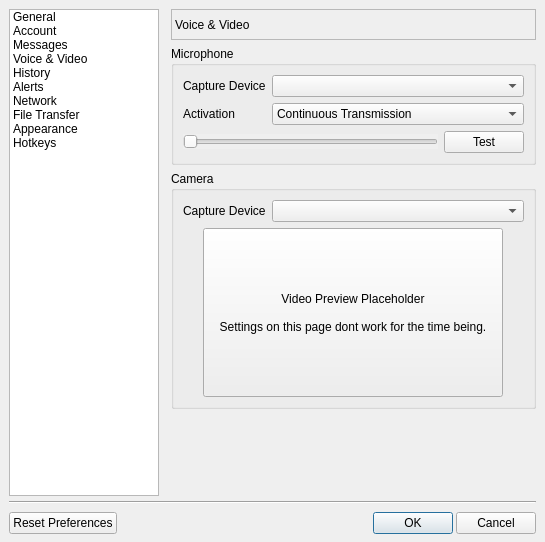
Before: the Qt Designer form sources/aformsettings.ui in murtisoft/lnmsgr, drawn with Qt 5.
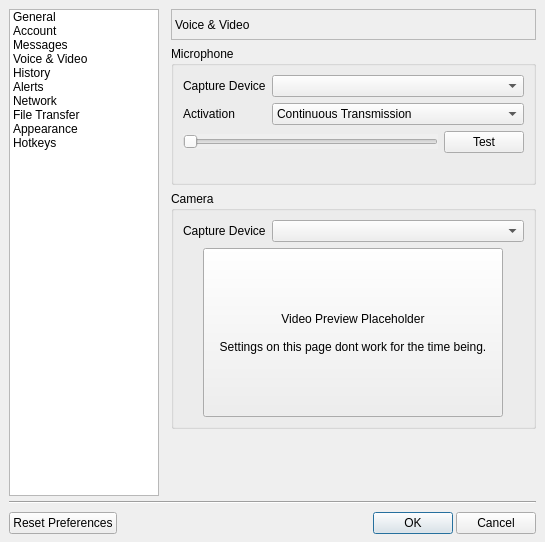
After: the same form once the commit is applied. The open tabs and pages were chosen to show the change. Custom widgets are drawn as their Qt base class.

The edit to the form file:
```diff
--- a/sources/aformsettings.ui
+++ b/sources/aformsettings.ui
@@ -967,6 +967,16 @@
               </item>
              </layout>
             </item>
+            <item row="3" column="0" colspan="2">
+             <widget class="QLabel" name="lblMicWarning">
+              <property name="text">
+               <string/>
+              </property>
+              <property name="wordWrap">
+               <bool>true</bool>
+              </property>
+             </widget>
+            </item>
            </layout>
           </widget>
          </item>
```
